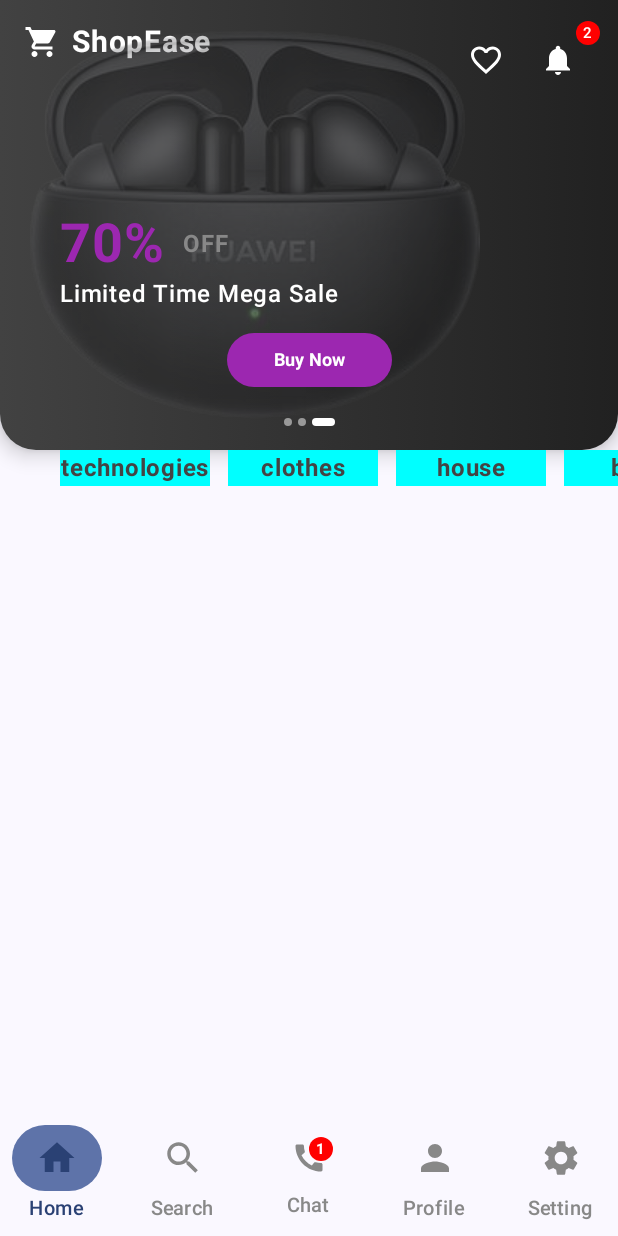
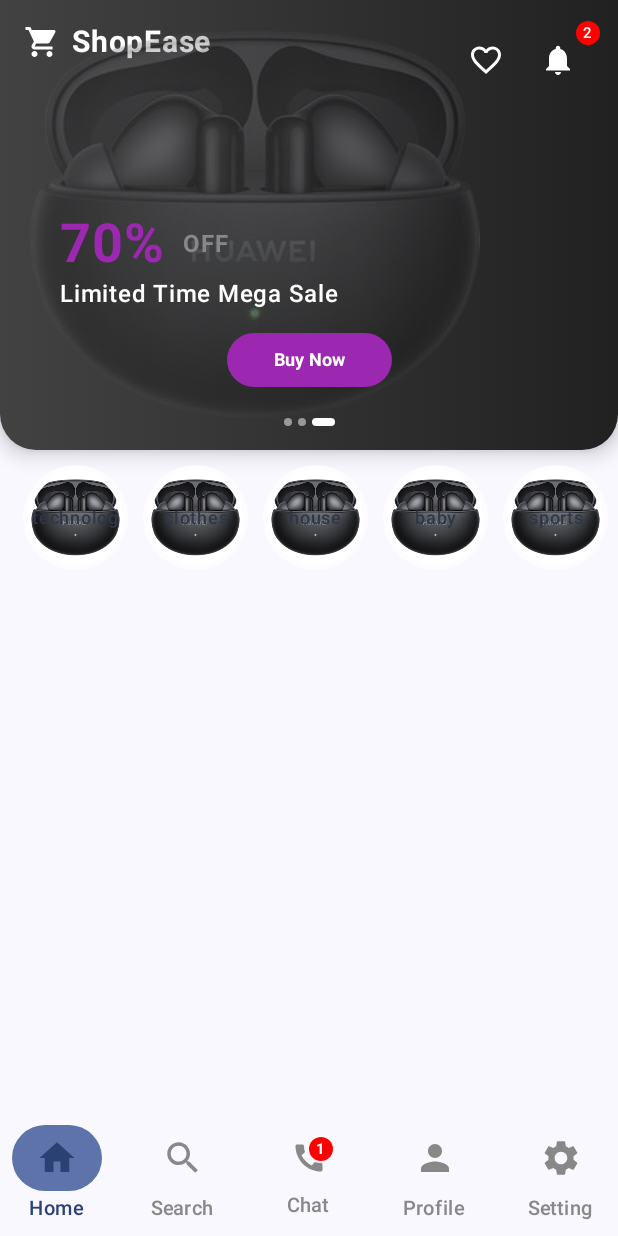
Before and after one commit to MustaphaBousilDev/ecommerce-application-mobile, an Android app built with Jetpack Compose: the screen it shows after launch (MainActivity), on a phone screen of 412 x 824 dp. Run offline under Robolectric (Android 15) with nearby library versions, the phone set to English and light mode, and no system bars.

Commit message:
finish categories tabs

```diff
--- a/app/src/main/java/com/mustapha/application_android_kotlin/ui/components/Home/CategoryTabs.kt
+++ b/app/src/main/java/com/mustapha/application_android_kotlin/ui/components/Home/CategoryTabs.kt
@@ -4,27 +4,37 @@ import androidx.compose.foundation.lazy.items
 
 import android.media.Image
 import androidx.compose.foundation.ExperimentalFoundationApi
+import androidx.compose.foundation.Image
 import androidx.compose.foundation.LocalOverscrollConfiguration
 import androidx.compose.foundation.background
+import androidx.compose.foundation.border
 import androidx.compose.foundation.layout.Arrangement
 import androidx.compose.foundation.layout.Box
+import androidx.compose.foundation.layout.Column
 import androidx.compose.foundation.layout.PaddingValues
+import androidx.compose.foundation.layout.Spacer
 import androidx.compose.foundation.layout.fillMaxSize
 import androidx.compose.foundation.layout.height
 import androidx.compose.foundation.layout.padding
+import androidx.compose.foundation.layout.size
 import androidx.compose.foundation.layout.width
 import androidx.compose.foundation.lazy.LazyRow
 import androidx.compose.foundation.pager.HorizontalPager
 import androidx.compose.foundation.pager.rememberPagerState
+import androidx.compose.foundation.shape.CircleShape
 import androidx.compose.foundation.shape.RoundedCornerShape
 import androidx.compose.material3.Text
 import androidx.compose.runtime.Composable
 import androidx.compose.runtime.CompositionLocalProvider
 import androidx.compose.ui.Alignment
 import androidx.compose.ui.Modifier
+import androidx.compose.ui.draw.alpha
 import androidx.compose.ui.draw.clip
 import androidx.compose.ui.graphics.Color
+import androidx.compose.ui.layout.ContentScale
+import androidx.compose.ui.res.painterResource
 import androidx.compose.ui.text.font.FontWeight
+import androidx.compose.ui.text.style.TextAlign
 import androidx.compose.ui.unit.dp
 import androidx.compose.ui.unit.sp
 import com.mustapha.application_android_kotlin.R
@@ -72,26 +82,58 @@ fun CategoryTabs() {
     )
 
     LazyRow (
-        modifier = Modifier.fillMaxSize().height(60.dp),
-        horizontalArrangement = Arrangement.spacedBy(12.dp),
-        contentPadding = PaddingValues(horizontal = 40.dp)
+        modifier = Modifier.fillMaxSize().height(70.dp),
+        horizontalArrangement = Arrangement.spacedBy(10.dp),
+        contentPadding = PaddingValues(horizontal = 15.dp),
+
     ){
-        items (categoryItem) {
-                currentCategory -> Box(
-            modifier = Modifier
-                .width(100.dp)
-                .background(Color.Cyan),
-            contentAlignment = Alignment.Center
-        ) {
-            Text(
-                text = currentCategory.name,
-                fontWeight = FontWeight.Bold,
-                color = Color.DarkGray,
-                fontSize = 16.sp
-            )
-        }
+        items (categoryItem) {currentCategory ->
+            CategoryCard(category = currentCategory)
+
         }
     }
 
 
 }
+
+
+@Composable
+fun CategoryCard(category: CategoryItem){
+    Column(
+
+        modifier = Modifier.width(70.dp)
+    ) {
+        //Circular Image with Border
+        Box(
+            modifier = Modifier.size(70.dp)
+                .clip(CircleShape)
+                .border(
+                    width = 3.dp,
+                    color = Color(0xFF6C3FF),
+                    shape = CircleShape
+                ).background(color = Color.White, // Light background
+                    shape = CircleShape)
+                .padding(5.dp),
+            contentAlignment = Alignment.Center
+        ) {
+            Image(
+                painter = painterResource(id = category.logo),
+                contentDescription = category.name,
+                contentScale = ContentScale.Crop,
+                modifier = Modifier
+                    .size(60.dp)
+                    .clip(CircleShape)
+            )
+            Spacer(modifier = Modifier.height(8.dp))
+            Text(
+                text = category.name,
+                fontSize = 12.sp,
+                fontWeight = FontWeight.Medium,
+                color = Color(0xFF2D3748), // Dark gray
+                textAlign = TextAlign.Center,
+                maxLines = 1,
+
+            )
+        }
+    }
+}
--- a/app/src/main/java/com/mustapha/application_android_kotlin/ui/screens/HomeScreen.kt
+++ b/app/src/main/java/com/mustapha/application_android_kotlin/ui/screens/HomeScreen.kt
@@ -48,6 +48,7 @@ fun HomeScreen() {
     ) {
 
         PromoBanner()
+        Spacer(modifier = Modifier.height(10.dp))
         CategoryTabs()
     }
 }
```
